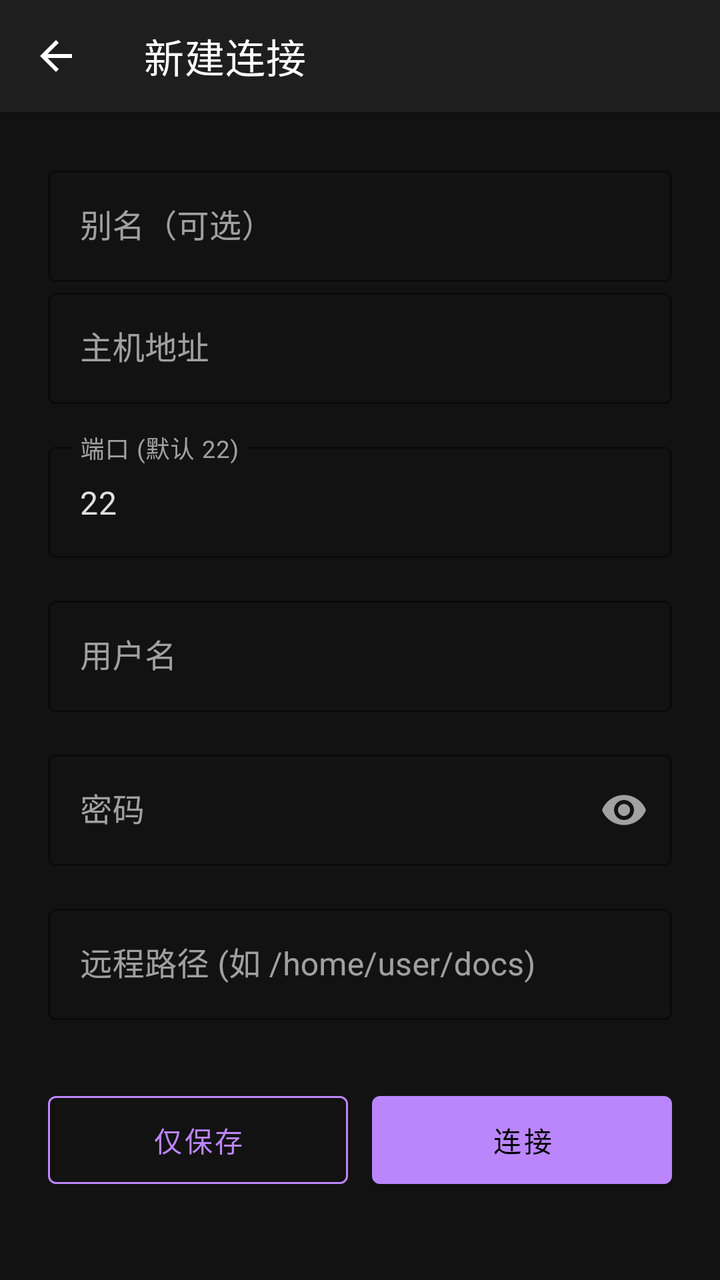
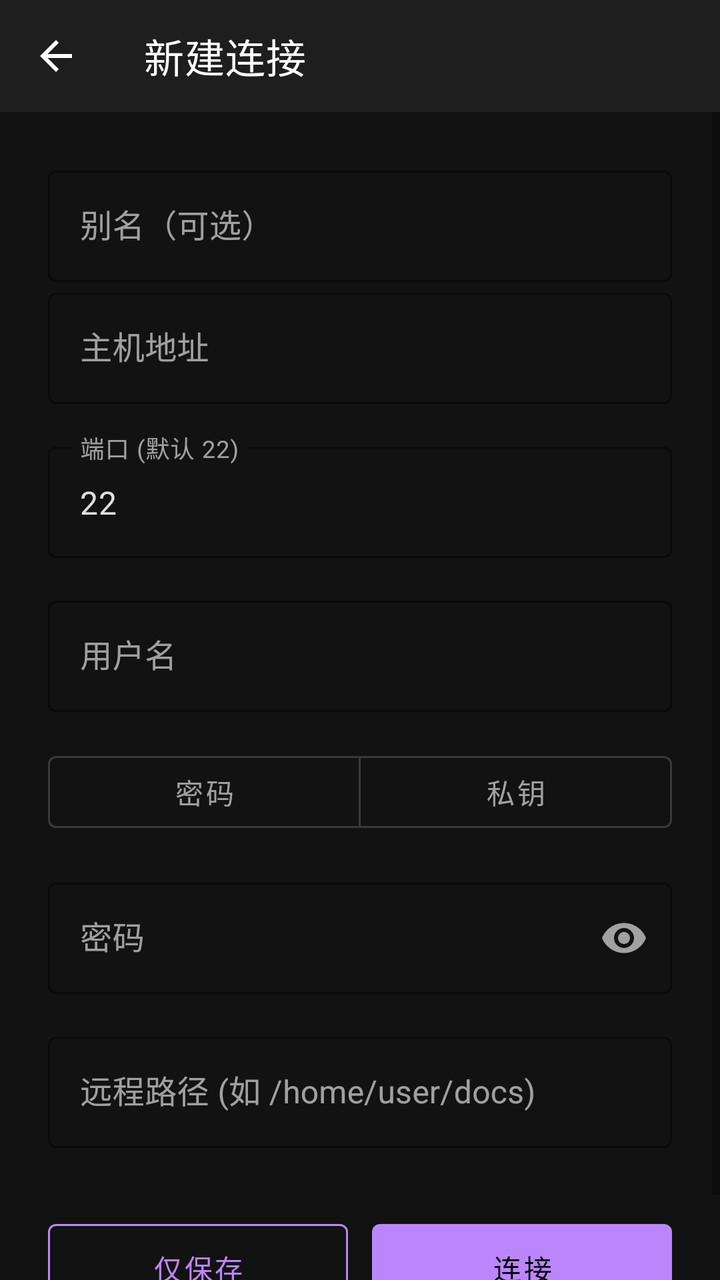

Screens rendered from an Android XML layout before and after an edit, with the pre-edit source and the edit as a unified diff.
<!-- AndroidManifest.xml: application theme Theme.SSHMdReader -->
<!-- res/layout/activity_connection.xml -->
<?xml version="1.0" encoding="utf-8"?>
<androidx.coordinatorlayout.widget.CoordinatorLayout
    xmlns:android="http://schemas.android.com/apk/res/android"
    xmlns:app="http://schemas.android.com/apk/res-auto"
    android:layout_width="match_parent"
    android:layout_height="match_parent"
    android:background="@color/md_theme_background">

    <com.google.android.material.appbar.AppBarLayout
        android:layout_width="match_parent"
        android:layout_height="wrap_content"
        android:background="@color/md_theme_surface">

        <com.google.android.material.appbar.MaterialToolbar
            android:id="@+id/toolbar"
            android:layout_width="match_parent"
            android:layout_height="?attr/actionBarSize"
            app:title="新建连接"
            app:titleTextColor="@color/md_theme_on_surface"
            app:navigationIcon="?attr/homeAsUpIndicator"
            app:navigationIconTint="@color/md_theme_on_surface" />

    </com.google.android.material.appbar.AppBarLayout>

    <ScrollView
        android:layout_width="match_parent"
        android:layout_height="match_parent"
        app:layout_behavior="@string/appbar_scrolling_view_behavior">

        <LinearLayout
            android:layout_width="match_parent"
            android:layout_height="wrap_content"
            android:orientation="vertical"
            android:padding="24dp">

            <com.google.android.material.textfield.TextInputLayout
                android:layout_width="match_parent"
                android:layout_height="wrap_content"
                android:hint="别名（可选）"
                style="@style/Widget.SSHMdReader.TextInputLayout">

                <com.google.android.material.textfield.TextInputEditText
                    android:id="@+id/et_alias"
                    android:layout_width="match_parent"
                    android:layout_height="wrap_content"
                    android:inputType="text"
                    android:textColor="@color/text_primary" />

            </com.google.android.material.textfield.TextInputLayout>

            <com.google.android.material.textfield.TextInputLayout
                android:layout_width="match_parent"
                android:layout_height="wrap_content"
                android:hint="@string/hint_host"
                style="@style/Widget.SSHMdReader.TextInputLayout">

                <com.google.android.material.textfield.TextInputEditText
                    android:id="@+id/et_host"
                    android:layout_width="match_parent"
                    android:layout_height="wrap_content"
                    android:inputType="textUri"
                    android:textColor="@color/text_primary" />

            </com.google.android.material.textfield.TextInputLayout>

            <com.google.android.material.textfield.TextInputLayout
                android:layout_width="match_parent"
                android:layout_height="wrap_content"
                android:layout_marginTop="16dp"
                android:hint="@string/hint_port"
                style="@style/Widget.SSHMdReader.TextInputLayout">

                <com.google.android.material.textfield.TextInputEditText
                    android:id="@+id/et_port"
                    android:layout_width="match_parent"
                    android:layout_height="wrap_content"
                    android:inputType="number"
                    android:text="22"
                    android:textColor="@color/text_primary" />

            </com.google.android.material.textfield.TextInputLayout>

            <com.google.android.material.textfield.TextInputLayout
                android:layout_width="match_parent"
                android:layout_height="wrap_content"
                android:layout_marginTop="16dp"
                android:hint="@string/hint_username"
                style="@style/Widget.SSHMdReader.TextInputLayout">

                <com.google.android.material.textfield.TextInputEditText
                    android:id="@+id/et_username"
                    android:layout_width="match_parent"
                    android:layout_height="wrap_content"
                    android:inputType="text"
                    android:textColor="@color/text_primary" />

            </com.google.android.material.textfield.TextInputLayout>

            <com.google.android.material.textfield.TextInputLayout
                android:layout_width="match_parent"
                android:layout_height="wrap_content"
                android:layout_marginTop="16dp"
                android:hint="@string/hint_password"
                app:endIconMode="password_toggle"
                style="@style/Widget.SSHMdReader.TextInputLayout">

                <com.google.android.material.textfield.TextInputEditText
                    android:id="@+id/et_password"
                    android:layout_width="match_parent"
                    android:layout_height="wrap_content"
                    android:inputType="textPassword"
                    android:textColor="@color/text_primary" />

            </com.google.android.material.textfield.TextInputLayout>

            <com.google.android.material.textfield.TextInputLayout
                android:layout_width="match_parent"
                android:layout_height="wrap_content"
                android:layout_marginTop="16dp"
                android:hint="@string/hint_remote_path"
                style="@style/Widget.SSHMdReader.TextInputLayout">

                <com.google.android.material.textfield.TextInputEditText
                    android:id="@+id/et_remote_path"
                    android:layout_width="match_parent"
                    android:layout_height="wrap_content"
                    android:inputType="textUri"
                    android:textColor="@color/text_primary" />

            </com.google.android.material.textfield.TextInputLayout>

            <LinearLayout
                android:layout_width="match_parent"
                android:layout_height="wrap_content"
                android:orientation="horizontal"
                android:layout_marginTop="32dp">

                <com.google.android.material.button.MaterialButton
                    android:id="@+id/btn_save_only"
                    android:layout_width="0dp"
                    android:layout_height="56dp"
                    android:layout_weight="1"
                    android:text="仅保存"
                    style="@style/Widget.MaterialComponents.Button.OutlinedButton"
                    android:textColor="@color/md_theme_primary"
                    app:strokeColor="@color/md_theme_primary" />

                <com.google.android.material.button.MaterialButton
                    android:id="@+id/btn_connect"
                    android:layout_width="0dp"
                    android:layout_height="56dp"
                    android:layout_weight="1"
                    android:layout_marginStart="12dp"
                    android:text="@string/btn_connect"
                    style="@style/Widget.SSHMdReader.Button" />

            </LinearLayout>

            <ProgressBar
                android:id="@+id/progress_bar"
                android:layout_width="wrap_content"
                android:layout_height="wrap_content"
                android:layout_gravity="center"
                android:layout_marginTop="16dp"
                android:visibility="gone"
                android:indeterminateTint="@color/md_theme_primary" />

        </LinearLayout>

    </ScrollView>

</androidx.coordinatorlayout.widget.CoordinatorLayout>
<!-- resources referenced by this layout -->
<resources>
  <color name="md_theme_background">#121212</color>
  <color name="md_theme_on_surface">#FFFFFF</color>
  <color name="md_theme_primary">#BB86FC</color>
  <color name="md_theme_surface">#1E1E1E</color>
  <color name="text_primary">#E0E0E0</color>
  <string name="btn_connect">连接</string>
  <string name="hint_host">主机地址</string>
  <string name="hint_password">密码</string>
  <string name="hint_port">端口 (默认 22)</string>
  <string name="hint_remote_path">远程路径 (如 /home/user/docs)</string>
  <string name="hint_username">用户名</string>
  <style name="Widget.SSHMdReader.Button" parent="Widget.MaterialComponents.Button">
          <item name="backgroundTint">@color/md_theme_primary</item>
          <item name="android:textColor">@color/md_theme_on_primary</item>
      </style>
  <style name="Widget.SSHMdReader.TextInputLayout" parent="Widget.MaterialComponents.TextInputLayout.OutlinedBox">
          <item name="boxStrokeColor">@color/md_theme_primary</item>
          <item name="hintTextColor">@color/md_theme_primary</item>
      </style>
  <style name="Theme.SSHMdReader" parent="Theme.MaterialComponents.DayNight.NoActionBar">
          <item name="colorPrimary">@color/md_theme_primary</item>
          <item name="colorPrimaryVariant">@color/md_theme_primary_variant</item>
          <item name="colorOnPrimary">@color/md_theme_on_primary</item>
          <item name="colorSecondary">@color/md_theme_secondary</item>
          <item name="colorSecondaryVariant">@color/md_theme_secondary_variant</item>
          <item name="colorOnSecondary">@color/md_theme_on_secondary</item>
          <item name="android:colorBackground">@color/md_theme_background</item>
          <item name="colorSurface">@color/md_theme_surface</item>
          <item name="colorOnSurface">@color/md_theme_on_surface</item>
          <item name="colorError">@color/md_theme_error</item>
          <item name="colorOnError">@color/md_theme_on_error</item>
          <item name="android:statusBarColor">@color/md_theme_background</item>
          <item name="android:navigationBarColor">@color/md_theme_background</item>
      </style>
  <color name="md_theme_on_primary">#000000</color>
  <color name="md_theme_primary_variant">#3700B3</color>
  <color name="md_theme_secondary">#03DAC6</color>
  <color name="md_theme_secondary_variant">#03DAC6</color>
  <color name="md_theme_on_secondary">#000000</color>
  <color name="md_theme_error">#CF6679</color>
  <color name="md_theme_on_error">#000000</color>
</resources>

<!-- the commit's change to res/layout/activity_connection.xml (unified diff, before → after) -->
@@ -96,7 +96,34 @@
 
             </com.google.android.material.textfield.TextInputLayout>
 
-            <com.google.android.material.textfield.TextInputLayout
+            <com.google.android.material.button.MaterialButtonToggleGroup
+                android:id="@+id/toggle_auth_mode"
+                android:layout_width="match_parent"
+                android:layout_height="wrap_content"
+                android:layout_marginTop="16dp"
+                app:singleSelection="true"
+                app:selectionRequired="true">
+
+                <com.google.android.material.button.MaterialButton
+                    android:id="@+id/btn_auth_password"
+                    style="?attr/materialButtonOutlinedStyle"
+                    android:layout_width="0dp"
+                    android:layout_height="wrap_content"
+                    android:layout_weight="1"
+                    android:text="@string/auth_mode_password" />
+
+                <com.google.android.material.button.MaterialButton
+                    android:id="@+id/btn_auth_key"
+                    style="?attr/materialButtonOutlinedStyle"
+                    android:layout_width="0dp"
+                    android:layout_height="wrap_content"
+                    android:layout_weight="1"
+                    android:text="@string/auth_mode_key" />
+
+            </com.google.android.material.button.MaterialButtonToggleGroup>
+
+            <com.google.android.material.textfield.TextInputLayout
+                android:id="@+id/til_password"
                 android:layout_width="match_parent"
                 android:layout_height="wrap_content"
                 android:layout_marginTop="16dp"
@@ -112,6 +139,51 @@
                     android:textColor="@color/text_primary" />
 
             </com.google.android.material.textfield.TextInputLayout>
+
+            <LinearLayout
+                android:id="@+id/layout_key_fields"
+                android:layout_width="match_parent"
+                android:layout_height="wrap_content"
+                android:orientation="vertical"
+                android:visibility="gone">
+
+                <com.google.android.material.textfield.TextInputLayout
+                    android:layout_width="match_parent"
+                    android:layout_height="wrap_content"
+                    android:layout_marginTop="16dp"
+                    android:hint="@string/hint_private_key"
+                    style="@style/Widget.SSHMdReader.TextInputLayout">
+
+                    <com.google.android.material.textfield.TextInputEditText
+                        android:id="@+id/et_private_key"
+                        android:layout_width="match_parent"
+                        android:layout_height="wrap_content"
+                        android:minLines="4"
+                        android:gravity="top"
+                        android:inputType="textMultiLine"
+                        android:typeface="monospace"
+                        android:textColor="@color/text_primary" />
+
+                </com.google.android.material.textfield.TextInputLayout>
+
+                <com.google.android.material.textfield.TextInputLayout
+                    android:layout_width="match_parent"
+                    android:layout_height="wrap_content"
+                    android:layout_marginTop="16dp"
+                    android:hint="@string/hint_key_passphrase"
+                    app:endIconMode="password_toggle"
+                    style="@style/Widget.SSHMdReader.TextInputLayout">
+
+                    <com.google.android.material.textfield.TextInputEditText
+                        android:id="@+id/et_key_passphrase"
+                        android:layout_width="match_parent"
+                        android:layout_height="wrap_content"
+                        android:inputType="textPassword"
+                        android:textColor="@color/text_primary" />
+
+                </com.google.android.material.textfield.TextInputLayout>
+
+            </LinearLayout>
 
             <com.google.android.material.textfield.TextInputLayout
                 android:layout_width="match_parent"
<!-- resource entries referenced after the edit -->
@@ -5,10 +5,14 @@
   <color name="md_theme_primary">#BB86FC</color>
   <color name="md_theme_surface">#1E1E1E</color>
   <color name="text_primary">#E0E0E0</color>
+  <string name="auth_mode_key">私钥</string>
+  <string name="auth_mode_password">密码</string>
   <string name="btn_connect">连接</string>
   <string name="hint_host">主机地址</string>
+  <string name="hint_key_passphrase">私钥口令（可选）</string>
   <string name="hint_password">密码</string>
   <string name="hint_port">端口 (默认 22)</string>
+  <string name="hint_private_key">私钥（PEM 内容）</string>
   <string name="hint_remote_path">远程路径 (如 /home/user/docs)</string>
   <string name="hint_username">用户名</string>
   <style name="Widget.SSHMdReader.Button" parent="Widget.MaterialComponents.Button">
